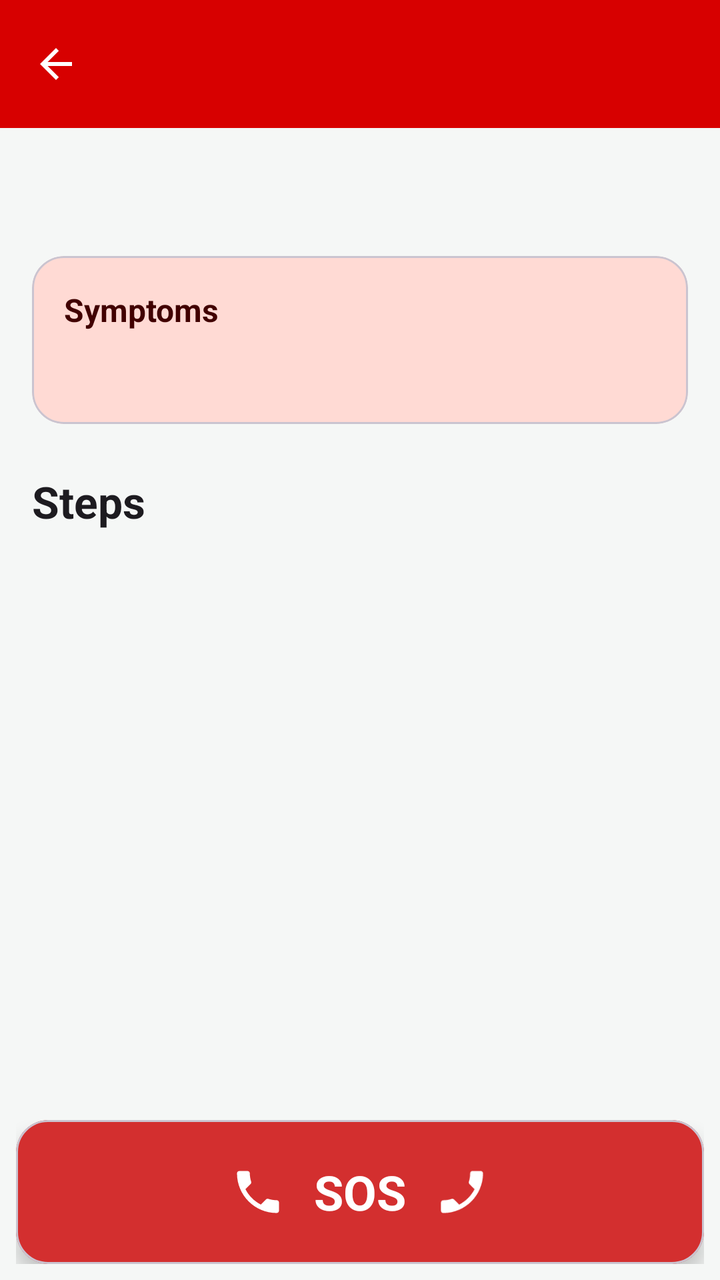
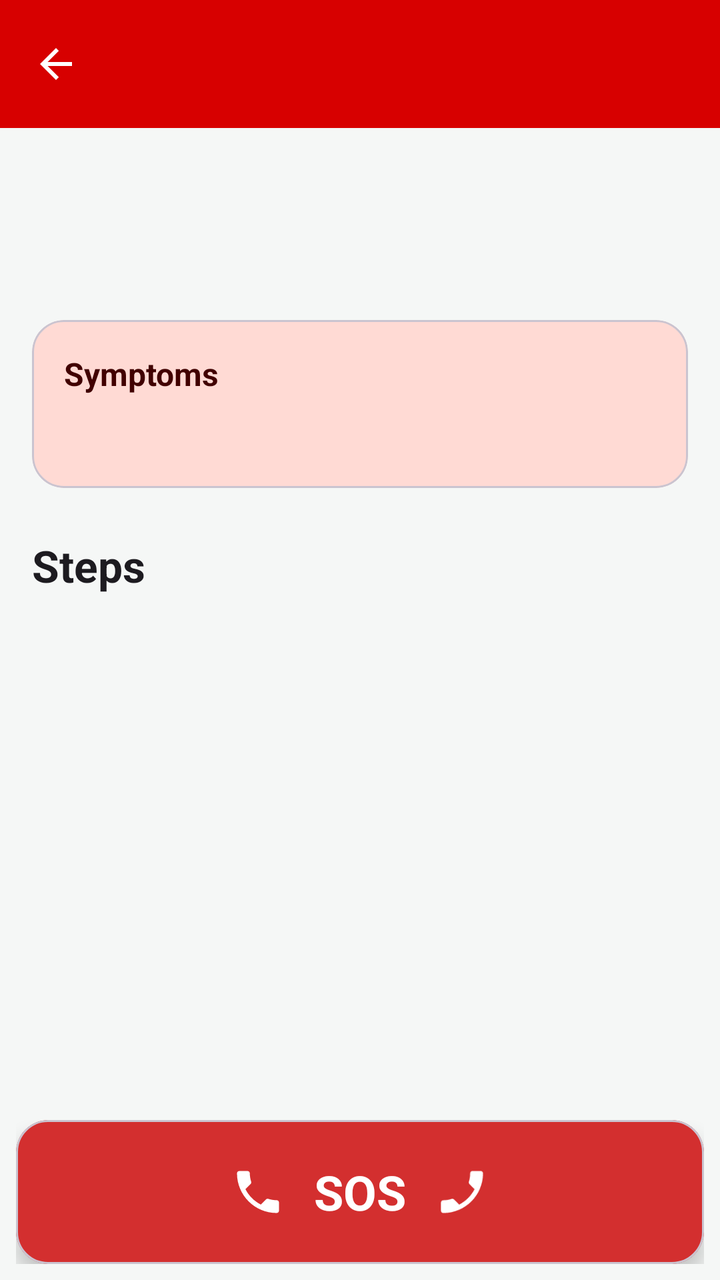

Two renders of the same Android screen: before a commit and after it. Below are the layout's source before the change and the commit's diff.
<!-- AndroidManifest.xml: application theme Theme.FirstAidHero1 -->
<!-- res/layout/activity_emergency_detail.xml -->
<?xml version="1.0" encoding="utf-8"?>
<androidx.constraintlayout.widget.ConstraintLayout
    xmlns:android="http://schemas.android.com/apk/res/android"
    xmlns:app="http://schemas.android.com/apk/res-auto"
    android:id="@+id/detailRoot"
    android:layout_width="match_parent"
    android:layout_height="match_parent"
    android:keepScreenOn="true">

    <com.google.android.material.appbar.AppBarLayout
        android:id="@+id/detailAppBar"
        android:layout_width="0dp"
        android:layout_height="wrap_content"
        android:background="@color/app_bar"
        android:fitsSystemWindows="true"
        app:layout_constraintTop_toTopOf="parent"
        app:layout_constraintStart_toStartOf="parent"
        app:layout_constraintEnd_toEndOf="parent">

        <androidx.appcompat.widget.Toolbar
            android:id="@+id/detailToolbar"
            android:layout_width="match_parent"
            android:layout_height="?attr/actionBarSize"
            android:theme="@style/ThemeOverlay.AppCompat.Dark.ActionBar"
            app:navigationContentDescription="@string/back"
            app:navigationIcon="@drawable/ic_back"
            app:titleTextColor="@color/white" />
    </com.google.android.material.appbar.AppBarLayout>

    <ScrollView
        android:id="@+id/detailScroll"
        android:layout_width="0dp"
        android:layout_height="0dp"
        app:layout_constraintTop_toBottomOf="@id/detailAppBar"
        app:layout_constraintBottom_toTopOf="@id/callBar"
        app:layout_constraintStart_toStartOf="parent"
        app:layout_constraintEnd_toEndOf="parent">

        <LinearLayout
            android:layout_width="match_parent"
            android:layout_height="wrap_content"
            android:orientation="vertical"
            android:padding="16dp">

            <LinearLayout
                android:layout_width="match_parent"
                android:layout_height="wrap_content"
                android:gravity="center_vertical"
                android:orientation="horizontal">

                <ImageView
                    android:id="@+id/detailSeverity"
                    android:layout_width="32dp"
                    android:layout_height="32dp"
                    android:layout_marginEnd="12dp" />

                <TextView
                    android:id="@+id/detailSeverityLabel"
                    android:layout_width="0dp"
                    android:layout_height="wrap_content"
                    android:layout_weight="1"
                    android:textColor="?attr/colorOnSurface"
                    android:textSize="18sp"
                    android:textStyle="bold" />
            </LinearLayout>

            <com.google.android.material.card.MaterialCardView
                android:layout_width="match_parent"
                android:layout_height="wrap_content"
                android:layout_marginTop="16dp"
                app:cardBackgroundColor="?attr/colorSecondaryContainer"
                app:cardCornerRadius="16dp"
                app:cardElevation="0dp">

                <LinearLayout
                    android:layout_width="match_parent"
                    android:layout_height="wrap_content"
                    android:orientation="vertical"
                    android:padding="16dp">

                    <TextView
                        android:layout_width="match_parent"
                        android:layout_height="wrap_content"
                        android:text="@string/detail_symptoms_title"
                        android:textColor="?attr/colorOnSecondaryContainer"
                        android:textSize="16sp"
                        android:textStyle="bold" />

                    <TextView
                        android:id="@+id/detailSymptoms"
                        android:layout_width="match_parent"
                        android:layout_height="wrap_content"
                        android:layout_marginTop="6dp"
                        android:textColor="?attr/colorOnSecondaryContainer"
                        android:textSize="18sp" />
                </LinearLayout>
            </com.google.android.material.card.MaterialCardView>

            <TextView
                android:layout_width="match_parent"
                android:layout_height="wrap_content"
                android:layout_marginTop="24dp"
                android:text="@string/detail_steps_title"
                android:textColor="?attr/colorOnSurface"
                android:textSize="22sp"
                android:textStyle="bold" />

            <LinearLayout
                android:id="@+id/stepsContainer"
                android:layout_width="match_parent"
                android:layout_height="wrap_content"
                android:layout_marginTop="8dp"
                android:orientation="vertical" />

            <TextView
                android:id="@+id/detailSource"
                android:layout_width="match_parent"
                android:layout_height="wrap_content"
                android:layout_marginTop="24dp"
                android:layout_marginBottom="8dp"
                android:textColor="?attr/colorOnSurfaceVariant"
                android:textSize="14sp" />
        </LinearLayout>
    </ScrollView>

    <include
        android:id="@+id/callBar"
        layout="@layout/header_button"
        android:layout_width="0dp"
        android:layout_height="wrap_content"
        app:layout_constraintBottom_toBottomOf="parent"
        app:layout_constraintStart_toStartOf="parent"
        app:layout_constraintEnd_toEndOf="parent" />

</androidx.constraintlayout.widget.ConstraintLayout>
<!-- res/layout/header_button.xml (included above) -->
<?xml version="1.0" encoding="utf-8"?>
<FrameLayout
    xmlns:android="http://schemas.android.com/apk/res/android"
    xmlns:app="http://schemas.android.com/apk/res-auto"
    android:layout_width="match_parent"
    android:layout_height="wrap_content"
    android:padding="8dp">

    <com.google.android.material.card.MaterialCardView
        android:id="@+id/headerButton"
        android:layout_width="match_parent"
        android:layout_height="72dp"
        android:clickable="true"
        android:focusable="true"
        app:cardBackgroundColor="@color/sos_red"
        app:cardCornerRadius="16dp"
        app:cardElevation="6dp">

        <LinearLayout
            android:layout_width="match_parent"
            android:layout_height="match_parent"
            android:gravity="center"
            android:orientation="horizontal"
            android:paddingStart="16dp"
            android:paddingEnd="16dp">

            <ImageView
                android:layout_width="28dp"
                android:layout_height="28dp"
                android:importantForAccessibility="no"
                android:src="@drawable/ic_call" />

            <TextView
                android:layout_width="wrap_content"
                android:layout_height="wrap_content"
                android:layout_marginStart="14dp"
                android:layout_marginEnd="14dp"
                android:text="@string/header_button"
                android:textColor="@color/white"
                android:textSize="24sp"
                android:textStyle="bold" />

            <ImageView
                android:layout_width="28dp"
                android:layout_height="28dp"
                android:importantForAccessibility="no"
                android:scaleX="-1"
                android:src="@drawable/ic_call" />

        </LinearLayout>
    </com.google.android.material.card.MaterialCardView>
</FrameLayout>
<!-- resources referenced by this layout -->
<resources>
  <color name="app_bar">#D70000</color>
  <color name="sos_red">#D32F2F</color>
  <color name="white">#FFFFFF</color>
  <!-- drawable ic_back (drawable) -->
  <vector xmlns:android="http://schemas.android.com/apk/res/android"
      android:width="24dp"
      android:height="24dp"
      android:autoMirrored="true"
      android:viewportWidth="24"
      android:viewportHeight="24">
      <path
          android:fillColor="#FFFFFFFF"
          android:pathData="M20,11H7.83l5.59,-5.59L12,4l-8,8 8,8 1.41,-1.41L7.83,13H20v-2z" />
  </vector>
  <!-- drawable ic_call (drawable) -->
  <vector xmlns:android="http://schemas.android.com/apk/res/android"
      android:width="24dp"
      android:height="24dp"
      android:viewportWidth="24"
      android:viewportHeight="24">
      <path
          android:fillColor="#FFFFFFFF"
          android:pathData="M6.62,10.79c1.44,2.83 3.76,5.14 6.59,6.59l2.2,-2.2c0.27,-0.27 0.67,-0.36 1.02,-0.24 1.12,0.37 2.33,0.57 3.57,0.57 0.55,0 1,0.45 1,1V20c0,0.55 -0.45,1 -1,1 -9.39,0 -17,-7.61 -17,-17 0,-0.55 0.45,-1 1,-1h3.5c0.55,0 1,0.45 1,1 0,1.25 0.2,2.45 0.57,3.57 0.11,0.35 0.03,0.74 -0.25,1.02l-2.2,2.2z" />
  </vector>
  <string name="back">Back</string>
  <string name="detail_steps_title">Steps</string>
  <string name="detail_symptoms_title">Symptoms</string>
  <string name="header_button">SOS</string>
  <style name="Theme.FirstAidHero1" parent="Base.Theme.FirstAidHero1" />
  <style name="Base.Theme.FirstAidHero1" parent="Theme.Material3.DayNight.NoActionBar">
          <item name="colorPrimary">@color/primary</item>
          <item name="colorOnPrimary">@color/white</item>
          <item name="colorSecondary">@color/accent</item>
          <item name="android:colorBackground">@color/background</item>
          <item name="colorSecondaryContainer">#FFDAD4</item>
          <item name="colorOnSecondaryContainer">#410000</item>
      </style>
  <color name="primary">#D70000</color>
  <color name="accent">#490000</color>
  <color name="background">#F5F7F6</color>
</resources>

<!-- the commit's change to res/layout/activity_emergency_detail.xml (unified diff, before → after) -->
@@ -47,6 +47,15 @@
                 android:layout_height="wrap_content"
                 android:gravity="center_vertical"
                 android:orientation="horizontal">
+
+                <com.google.android.material.imageview.ShapeableImageView
+                    android:id="@+id/detailImage"
+                    android:layout_width="64dp"
+                    android:layout_height="64dp"
+                    android:layout_marginEnd="12dp"
+                    android:contentDescription="@null"
+                    android:scaleType="centerCrop"
+                    app:shapeAppearanceOverlay="@style/ShapeRounded12" />
 
                 <ImageView
                     android:id="@+id/detailSeverity"
<!-- resource entries referenced after the edit -->
@@ -28,6 +28,10 @@
   <string name="detail_steps_title">Steps</string>
   <string name="detail_symptoms_title">Symptoms</string>
   <string name="header_button">SOS</string>
+  <style name="ShapeRounded12" parent="">
+          <item name="cornerFamily">rounded</item>
+          <item name="cornerSize">12dp</item>
+      </style>
   <style name="Theme.FirstAidHero1" parent="Base.Theme.FirstAidHero1" />
   <style name="Base.Theme.FirstAidHero1" parent="Theme.Material3.DayNight.NoActionBar">
           <item name="colorPrimary">@color/primary</item>
